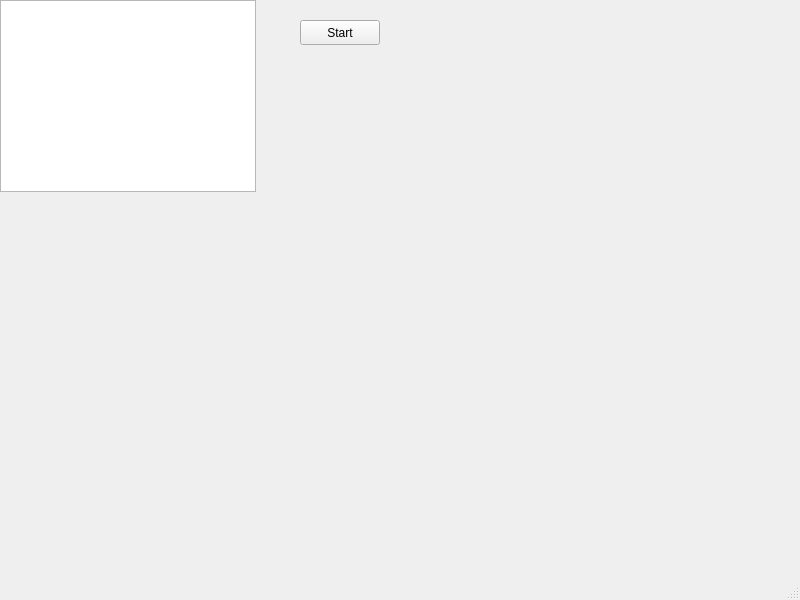
Old version of the form Game/mainwindow.ui in the repository jaakkosd/OhjelmoinninTekniikatProjekti.
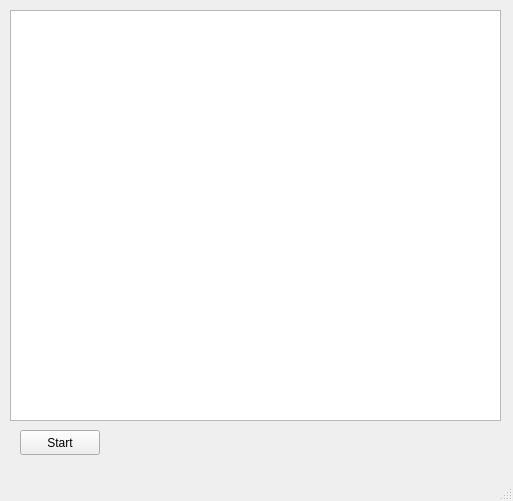
New version of the form.

```diff
--- a/Game/mainwindow.ui
+++ b/Game/mainwindow.ui
@@ -6,10 +6,16 @@
    <rect>
     <x>0</x>
     <y>0</y>
-    <width>800</width>
-    <height>600</height>
+    <width>513</width>
+    <height>501</height>
    </rect>
   </property>
+  <property name="minimumSize">
+   <size>
+    <width>500</width>
+    <height>500</height>
+   </size>
+  </property>
   <property name="windowTitle">
    <string>MainWindow</string>
   </property>
@@ -17,8 +23,8 @@
    <widget class="QPushButton" name="startButton">
     <property name="geometry">
      <rect>
-      <x>300</x>
-      <y>20</y>
+      <x>20</x>
+      <y>430</y>
       <width>80</width>
       <height>25</height>
      </rect>
@@ -30,10 +36,10 @@
    <widget class="QGraphicsView" name="graphicsView">
     <property name="geometry">
      <rect>
-      <x>0</x>
-      <y>0</y>
-      <width>256</width>
-      <height>192</height>
+      <x>10</x>
+      <y>10</y>
+      <width>491</width>
+      <height>411</height>
      </rect>
     </property>
    </widget>
```
Left out of the diff: 4 changed lines with no effect on the pictures.
